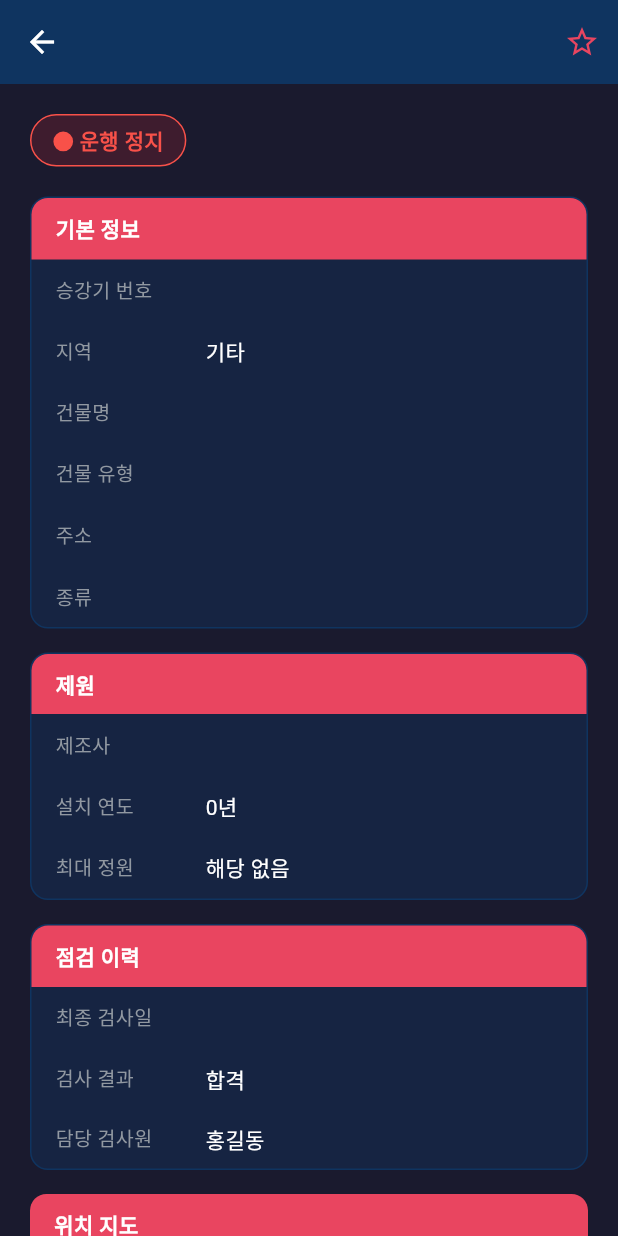
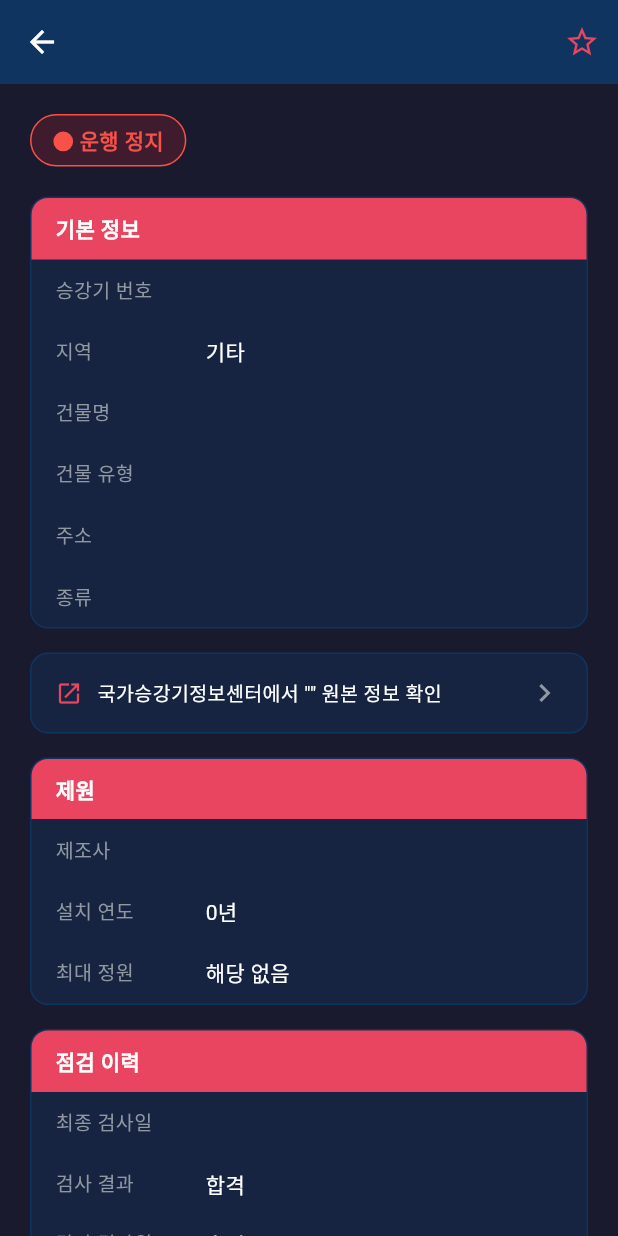
Before and after one commit to 2024136091-collab/it_dev, a Flutter app: the DetailScreen screen opened directly with empty values, on a phone screen of 412 x 824 dp. Run offline on Flutter 3.47's test engine with Material 3 defaults, Android fonts, the phone set to English and light mode, and no system bars; our stand-ins replace flutter_map, flutter_riverpod, latlong2.

Commit message:
feat: 상세화면에 국가승강기정보센터 외부 링크 추가 (API 미연동, 링크 접속만)
실제 공공 API 연동은 다음 단계로 미루고, 우선 상세 화면에서
국가승강기정보센터 공식 사이트로 바로 이동하는 링크 버튼만 제공.
url_launcher 패키지 추가. 발표 대본 슬라이드 번호 목차 추가분 반영.

Co-Authored-By: Claude Sonnet 4.6 <noreply@anthropic.com>

```diff
--- a/antigravity/lib/presentation/screens/detail_screen.dart
+++ b/antigravity/lib/presentation/screens/detail_screen.dart
@@ -2,6 +2,7 @@ import 'package:flutter/material.dart';
 import 'package:flutter_riverpod/flutter_riverpod.dart';
 import 'package:flutter_map/flutter_map.dart';
 import 'package:latlong2/latlong.dart';
+import 'package:url_launcher/url_launcher.dart';
 import '../../application/providers/favorites_providers.dart';
 import '../../domain/models/elevator.dart';
 
@@ -46,6 +47,8 @@ class DetailScreen extends ConsumerWidget {
               ('주소', elevator.address),
               ('종류', elevator.type),
             ]),
+            const SizedBox(height: 16),
+            _ExternalLinkCard(elevatorId: elevator.id),
             const SizedBox(height: 16),
             _InfoCard(title: '제원', rows: [
               ('제조사', elevator.manufacturer),
@@ -99,6 +102,47 @@ class _StatusBadge extends StatelessWidget {
               ? const Color(0xFF3fb950)
               : const Color(0xFFf85149),
           fontWeight: FontWeight.bold,
+        ),
+      ),
+    );
+  }
+}
+
+class _ExternalLinkCard extends StatelessWidget {
+  final String elevatorId;
+  const _ExternalLinkCard({required this.elevatorId});
+
+  // 실제 API 연동 전까지는 공식 사이트로 바로 이동하는 링크만 제공한다.
+  Future<void> _open() => launchUrl(
+        Uri.parse('https://www.elevator.go.kr'),
+        mode: LaunchMode.externalApplication,
+      );
+
+  @override
+  Widget build(BuildContext context) {
+    return InkWell(
+      onTap: _open,
+      borderRadius: BorderRadius.circular(12),
+      child: Container(
+        width: double.infinity,
+        padding: const EdgeInsets.symmetric(horizontal: 16, vertical: 14),
+        decoration: BoxDecoration(
+          color: const Color(0xFF0f3460).withValues(alpha: 0.4),
+          borderRadius: BorderRadius.circular(12),
+          border: Border.all(color: const Color(0xFF0f3460)),
+        ),
+        child: Row(
+          children: [
+            const Icon(Icons.open_in_new, color: Color(0xFFe94560), size: 18),
+            const SizedBox(width: 10),
+            Expanded(
+              child: Text(
+                '국가승강기정보센터에서 "$elevatorId" 원본 정보 확인',
+                style: const TextStyle(color: Colors.white, fontSize: 13),
+              ),
+            ),
+            const Icon(Icons.chevron_right, color: Color(0xFF9198a1)),
+          ],
         ),
       ),
     );
--- a/antigravity/pubspec.yaml
+++ b/antigravity/pubspec.yaml
@@ -34,6 +34,7 @@ dependencies:
   flutter_riverpod: ^2.6.1
   flutter_map: ^6.1.0
   latlong2: ^0.9.1
+  url_launcher: ^6.3.1
 
 dev_dependencies:
   flutter_test:
```
Also changed, not shown: antigravity/pubspec.lock, 1 other file.
